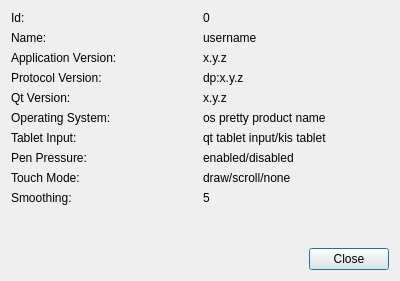
Old version of the form src/desktop/ui/userinfodialog.ui in the repository drawpile/Drawpile.
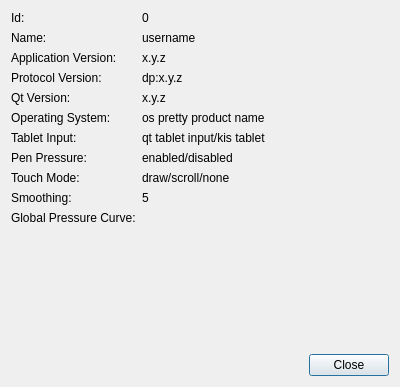
New version of the form. Custom widgets are drawn as their Qt base class.

Commit message:
Add global input curve in preferences
Krita and MyPaint have one of those too, so I guess some weird tablets
require it. It is also shown in the user info dialog now, since messing
it up on accident will cause really weird behavior, so nice to have
visible when troubleshooting.

```diff
--- a/src/desktop/ui/userinfodialog.ui
+++ b/src/desktop/ui/userinfodialog.ui
@@ -7,7 +7,7 @@
     <x>0</x>
     <y>0</y>
     <width>400</width>
-    <height>281</height>
+    <height>387</height>
    </rect>
   </property>
   <property name="windowTitle">
@@ -16,71 +16,6 @@
   <layout class="QVBoxLayout">
    <item>
     <layout class="QGridLayout">
-     <item row="0" column="0">
-      <widget class="QLabel">
-       <property name="text">
-        <string>Id:</string>
-       </property>
-      </widget>
-     </item>
-     <item row="0" column="1">
-      <widget class="QLabel" name="userIdValue">
-       <property name="text">
-        <string notr="true">0</string>
-       </property>
-      </widget>
-     </item>
-     <item row="1" column="0">
-      <widget class="QLabel">
-       <property name="text">
-        <string>Name:</string>
-       </property>
-      </widget>
-     </item>
-     <item row="1" column="1">
-      <widget class="QLabel" name="nameValue">
-       <property name="text">
-        <string notr="true">username</string>
-       </property>
-       <property name="textFormat">
-        <enum>Qt::PlainText</enum>
-       </property>
-      </widget>
-     </item>
-     <item row="2" column="0">
-      <widget class="QLabel">
-       <property name="text">
-        <string>Application Version:</string>
-       </property>
-      </widget>
-     </item>
-     <item row="2" column="1">
-      <widget class="QLabel" name="appVersionValue">
-       <property name="text">
-        <string notr="true">x.y.z</string>
-       </property>
-       <property name="textFormat">
-        <enum>Qt::PlainText</enum>
-       </property>
-      </widget>
-     </item>
-     <item row="3" column="0">
-      <widget class="QLabel">
-       <property name="text">
-        <string>Protocol Version:</string>
-       </property>
-      </widget>
-     </item>
-     <item row="3" column="1">
-      <widget class="QLabel" name="protocolVersionValue">
-       <property name="text">
-        <string>dp:x.y.z</string>
-       </property>
-       <property name="textFormat">
-        <enum>Qt::PlainText</enum>
-       </property>
-      </widget>
-     </item>
      <item row="4" column="0">
       <widget class="QLabel">
        <property name="text">
@@ -88,17 +23,27 @@
        </property>
       </widget>
      </item>
-     <item row="4" column="1">
-      <widget class="QLabel" name="qtVersionValue">
+     <item row="2" column="0">
+      <widget class="QLabel">
        <property name="text">
-        <string notr="true">x.y.z</string>
+        <string>Application Version:</string>
        </property>
       </widget>
      </item>
-     <item row="5" column="0">
+     <item row="8" column="1">
+      <widget class="QLabel" name="touchModeValue">
+       <property name="text">
+        <string notr="true">draw/scroll/none</string>
+       </property>
+       <property name="textFormat">
+        <enum>Qt::PlainText</enum>
+       </property>
+      </widget>
+     </item>
+     <item row="9" column="0">
       <widget class="QLabel">
        <property name="text">
-        <string>Operating System:</string>
+        <string>Smoothing:</string>
        </property>
       </widget>
      </item>
@@ -119,6 +64,47 @@
        </property>
       </widget>
      </item>
+     <item row="2" column="1">
+      <widget class="QLabel" name="appVersionValue">
+       <property name="text">
+        <string notr="true">x.y.z</string>
+       </property>
+       <property name="textFormat">
+        <enum>Qt::PlainText</enum>
+       </property>
+      </widget>
+     </item>
+     <item row="7" column="0">
+      <widget class="QLabel">
+       <property name="text">
+        <string>Pen Pressure:</string>
+       </property>
+      </widget>
+     </item>
+     <item row="0" column="0">
+      <widget class="QLabel">
+       <property name="text">
+        <string>Id:</string>
+       </property>
+      </widget>
+     </item>
+     <item row="8" column="0">
+      <widget class="QLabel">
+       <property name="text">
+        <string>Touch Mode:</string>
+       </property>
+      </widget>
+     </item>
+     <item row="3" column="1">
+      <widget class="QLabel" name="protocolVersionValue">
+       <property name="text">
+        <string>dp:x.y.z</string>
+       </property>
+       <property name="textFormat">
+        <enum>Qt::PlainText</enum>
+       </property>
+      </widget>
+     </item>
      <item row="6" column="1">
       <widget class="QLabel" name="tabletInputValue">
        <property name="text">
@@ -129,10 +115,24 @@
        </property>
       </widget>
      </item>
-     <item row="7" column="0">
+     <item row="5" column="0">
       <widget class="QLabel">
        <property name="text">
-        <string>Pen Pressure:</string>
+        <string>Operating System:</string>
+       </property>
+      </widget>
+     </item>
+     <item row="1" column="0">
+      <widget class="QLabel">
+       <property name="text">
+        <string>Name:</string>
+       </property>
+      </widget>
+     </item>
+     <item row="4" column="1">
+      <widget class="QLabel" name="qtVersionValue">
+       <property name="text">
+        <string notr="true">x.y.z</string>
        </property>
       </widget>
      </item>
@@ -146,27 +146,20 @@
        </property>
       </widget>
      </item>
-     <item row="8" column="0">
-      <widget class="QLabel">
+     <item row="1" column="1">
+      <widget class="QLabel" name="nameValue">
        <property name="text">
-        <string>Touch Mode:</string>
-       </property>
-      </widget>
-     </item>
-     <item row="8" column="1">
-      <widget class="QLabel" name="touchModeValue">
-       <property name="text">
-        <string notr="true">draw/scroll/none</string>
+        <string notr="true">username</string>
        </property>
        <property name="textFormat">
         <enum>Qt::PlainText</enum>
        </property>
       </widget>
      </item>
-     <item row="9" column="0">
-      <widget class="QLabel">
+     <item row="0" column="1">
+      <widget class="QLabel" name="userIdValue">
        <property name="text">
-        <string>Smoothing:</string>
+        <string notr="true">0</string>
        </property>
       </widget>
      </item>
@@ -180,6 +173,56 @@
        </property>
       </widget>
      </item>
+     <item row="3" column="0">
+      <widget class="QLabel">
+       <property name="text">
+        <string>Protocol Version:</string>
+       </property>
+      </widget>
+     </item>
+     <item row="10" column="0" alignment="Qt::AlignTop">
+      <widget class="QLabel">
+       <property name="text">
+        <string>Global Pressure Curve:</string>
+       </property>
+      </widget>
+     </item>
+     <item row="10" column="1">
+      <layout class="QHBoxLayout">
+       <item>
+        <widget class="KisCurveWidget" name="pressureCurveValue" native="true">
+         <property name="sizePolicy">
+          <sizepolicy hsizetype="Fixed" vsizetype="Fixed">
+           <horstretch>0</horstretch>
+           <verstretch>0</verstretch>
+          </sizepolicy>
+         </property>
+         <property name="minimumSize">
+          <size>
+           <width>100</width>
+           <height>100</height>
+          </size>
+         </property>
+        </widget>
+       </item>
+       <item>
+        <spacer>
+         <property name="orientation">
+          <enum>Qt::Horizontal</enum>
+         </property>
+         <property name="sizeType">
+          <enum>QSizePolicy::Expanding</enum>
+         </property>
+         <property name="sizeHint" stdset="0">
+          <size>
+           <width>0</width>
+           <height>0</height>
+          </size>
+         </property>
+        </spacer>
+       </item>
+      </layout>
+     </item>
     </layout>
    </item>
    <item>
@@ -204,6 +247,14 @@
    </item>
   </layout>
  </widget>
+ <customwidgets>
+  <customwidget>
+   <class>KisCurveWidget</class>
+   <extends>QWidget</extends>
+   <header>desktop/widgets/kis_curve_widget.h</header>
+   <container>1</container>
+  </customwidget>
+ </customwidgets>
  <resources/>
  <connections/>
 </ui>
```
The commit also changes 8 other files.
